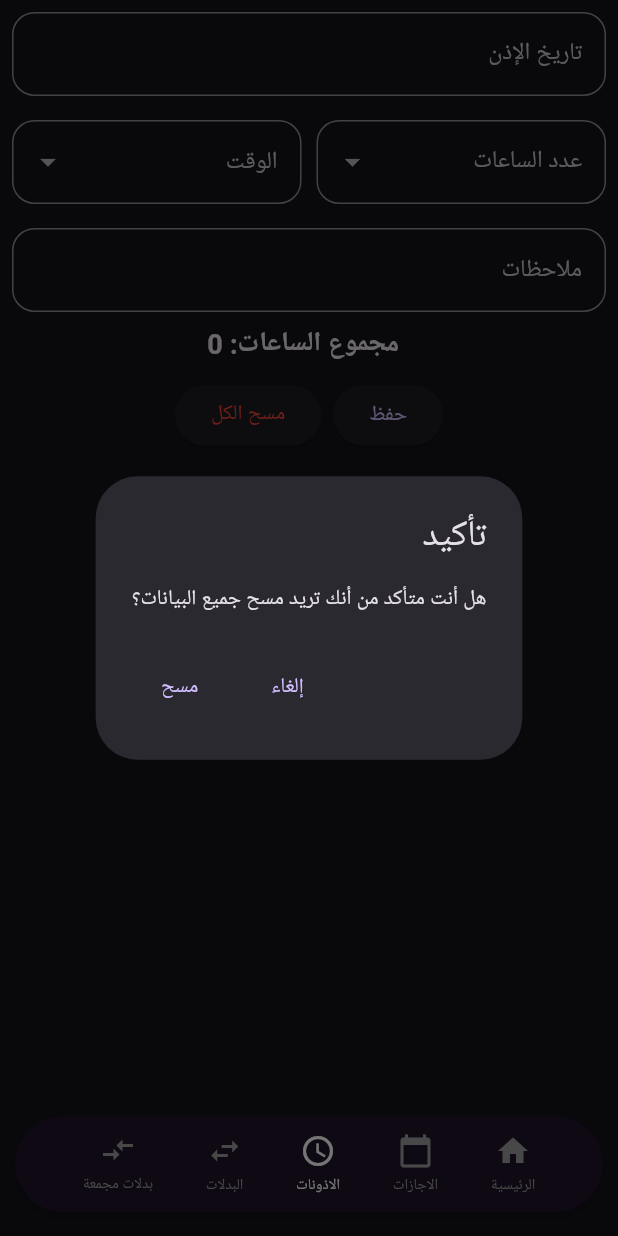
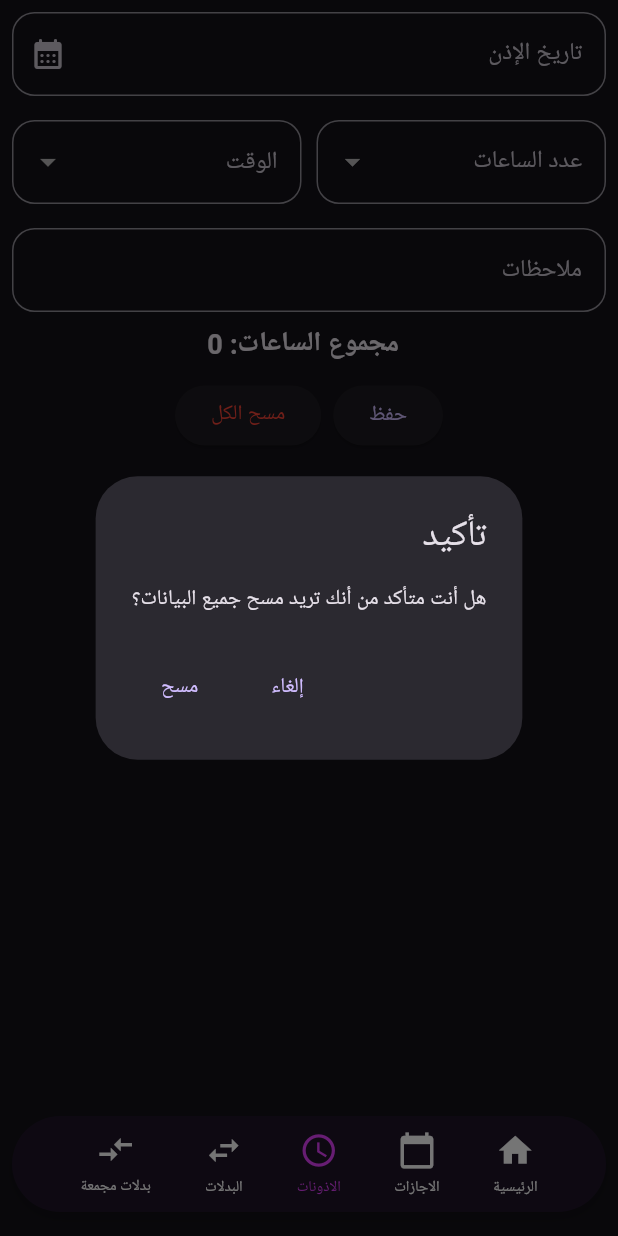
Before and after one commit to mohamed-ibrahem1/agazat_app, a Flutter app: the screen it shows after launch, item 3 of the bottom bar chosen, after a tap on "مسح الكل", on a phone screen of 412 x 824 dp. Run offline on Flutter 3.47's test engine with Material 3 defaults, Android fonts, the light colour scheme and no system bars; our stand-ins replace flutter_slidable, hive_flutter, shared_preferences; accounts and stored records are empty.

Commit message:
app enhancment and UI upgrade

```diff
--- a/lib/app_container.dart
+++ b/lib/app_container.dart
@@ -8,7 +8,7 @@ import 'screens/badalatMix.dart';
 import 'screens/ozonat.dart';
 
 class AppContainer extends StatefulWidget {
-  const AppContainer({Key? key}) : super(key: key);
+  const AppContainer({super.key});
 
   @override
   _AppContainerState createState() => _AppContainerState();
@@ -38,7 +38,7 @@ class _AppContainerState extends State<AppContainer> {
       extendBody: true, // Important to allow content to extend behind nav bar
       bottomNavigationBar: Padding(
         padding: const EdgeInsets.fromLTRB(
-            10, 0, 10, 0), // Horizontal and bottom margin
+            8, 0, 8, 0), // Horizontal and bottom margin
         child: Container(
           // Remove the Padding widget completely
           margin:
@@ -80,14 +80,14 @@ class _AppContainerState extends State<AppContainer> {
         children: [
           Icon(
             icon,
-            color: isSelected ? Colors.white : Colors.grey,
-            size: 24,
+            color: isSelected ? Colors.purpleAccent : Colors.white,
+            size: 26,
           ),
           const SizedBox(height: 4),
           Text(
             label,
             style: TextStyle(
-              color: isSelected ? Colors.white : Colors.grey,
+              color: isSelected ? Colors.purpleAccent : Colors.white,
               fontSize: 10,
             ),
           ),
--- a/lib/main.dart
+++ b/lib/main.dart
@@ -1,5 +1,6 @@
 // lib/main.dart
 import 'package:flutter/material.dart';
+import 'package:flutter/services.dart';
 import 'package:flutter_localizations/flutter_localizations.dart';
 import 'package:hive_flutter/hive_flutter.dart';
 
@@ -7,6 +8,11 @@ import 'app_container.dart';
 
 void main() async {
   WidgetsFlutterBinding.ensureInitialized();
+  SystemChrome.setSystemUIOverlayStyle(const SystemUiOverlayStyle(
+    statusBarColor: Colors.transparent,
+    statusBarIconBrightness: Brightness.light,
+    statusBarBrightness: Brightness.dark,
+  ));
   await Hive.initFlutter();
   await Hive.openBox('datesBox');
   await Hive.openBox('datesBox2');
--- a/lib/screens/badalatMix.dart
+++ b/lib/screens/badalatMix.dart
@@ -137,6 +137,7 @@ class _BadalatMixState extends State<BadalatMix> {
                         readOnly: true,
                         decoration: InputDecoration(
                           hintText: 'اليوم',
+                          suffixIcon: const Icon(Icons.calendar_month_rounded),
                           border: OutlineInputBorder(
                             borderRadius: BorderRadius.circular(15.0),
                           ),
@@ -168,6 +169,7 @@ class _BadalatMixState extends State<BadalatMix> {
                         readOnly: true,
                         decoration: InputDecoration(
                           hintText: 'بدل عن يوم',
+                          suffixIcon: const Icon(Icons.calendar_month_rounded),
                           border: OutlineInputBorder(
                             borderRadius: BorderRadius.circular(15.0),
                           ),
@@ -248,6 +250,7 @@ class _BadalatMixState extends State<BadalatMix> {
                     return Slidable(
                       key: ValueKey(datePair),
                       startActionPane: ActionPane(
+                        extentRatio: 0.30,
                         motion: ScrollMotion(),
                         children: [
                           SlidableAction(
@@ -261,6 +264,7 @@ class _BadalatMixState extends State<BadalatMix> {
                         ],
                       ),
                       endActionPane: ActionPane(
+                        extentRatio: 0.30,
                         motion: ScrollMotion(),
                         children: [
                           SlidableAction(
--- a/lib/screens/ozonat.dart
+++ b/lib/screens/ozonat.dart
@@ -160,6 +160,7 @@ class _OzonatPageState extends State<OzonatPage> {
                 readOnly: true,
                 decoration: InputDecoration(
                   labelText: 'تاريخ الإذن',
+                  suffixIcon: const Icon(Icons.calendar_month_rounded),
                   border: OutlineInputBorder(
                     borderRadius: BorderRadius.circular(15.0),
                   ),
@@ -326,6 +327,7 @@ class _OzonatPageState extends State<OzonatPage> {
                   return Slidable(
                     key: ValueKey(index),
                     startActionPane: ActionPane(
+                      extentRatio: 0.30,
                       motion: const ScrollMotion(),
                       children: [
                         SlidableAction(
@@ -339,6 +341,7 @@ class _OzonatPageState extends State<OzonatPage> {
                       ],
                     ),
                     endActionPane: ActionPane(
+                      extentRatio: 0.30,
                       motion: const ScrollMotion(),
                       children: [
                         SlidableAction(
```
Also changed, not shown: lib/screens/agazat.dart (+50 -16 lines), lib/screens/badalat.dart (+42 -1 lines).
